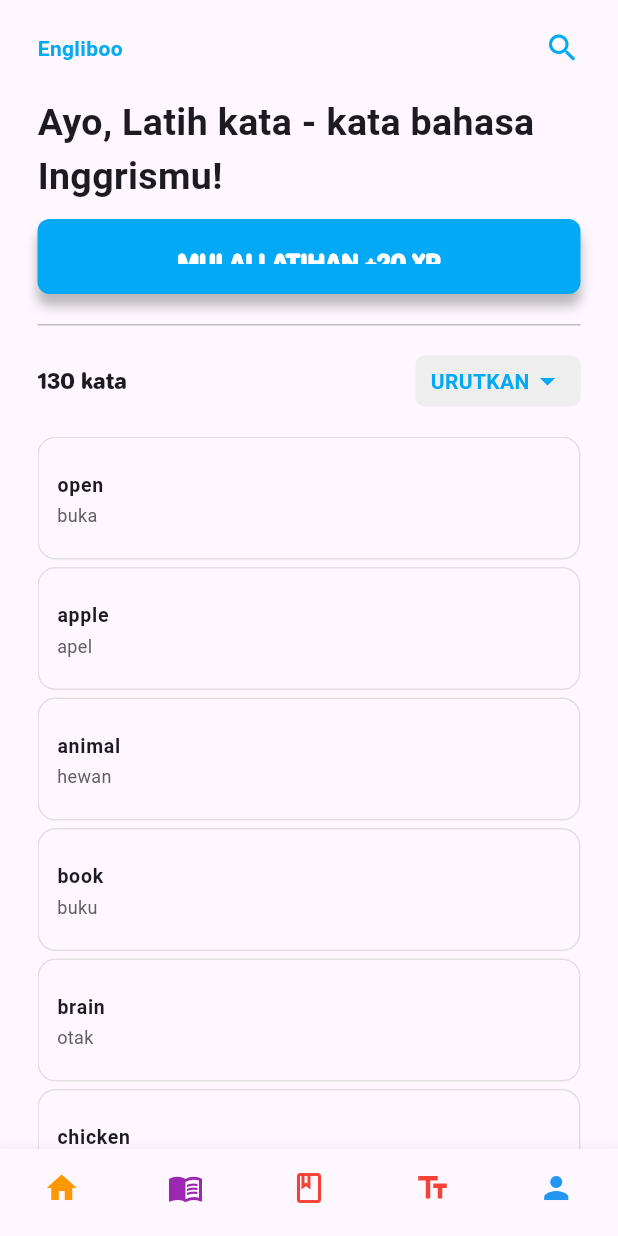
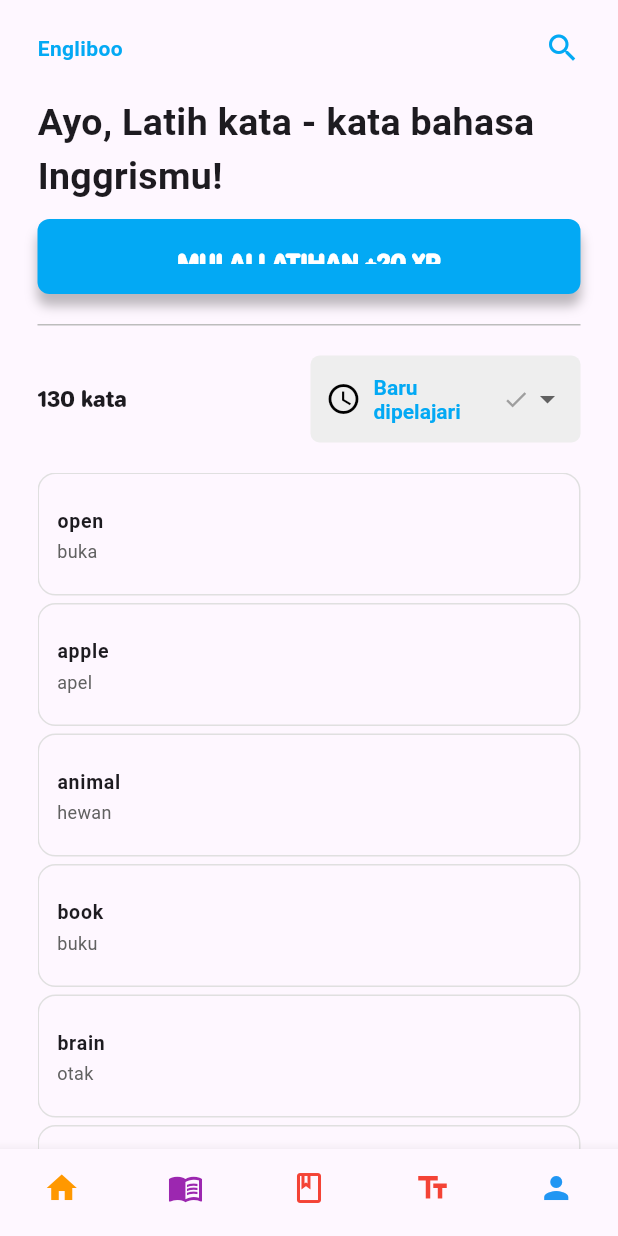
Before and after one commit to LordJmw/MobileFrontEndKel3IF_B_Pagi, a Flutter app: the Golda screen opened directly, on a phone screen of 412 x 824 dp. Run offline on Flutter 3.47's test engine with Material 3 defaults, Android fonts, the light colour scheme and no system bars; our stand-ins replace font_awesome_flutter.

Commit message:
added to branch for backup on merging

```diff
--- a/lib/zbhal.dart
+++ b/lib/zbhal.dart
@@ -140,16 +140,22 @@ class _GoldaState extends State<Golda> {
               mainAxisAlignment: MainAxisAlignment.spaceBetween,
               children: [
                 Text("130 kata", style: TextStyle(fontFamily: "Jellee")),
-                Container(
+                SizedBox(
+                  width: 180,
+                  child: Container(
+                    constraints: BoxConstraints(minWidth: 150),
                     padding: EdgeInsets.symmetric(horizontal: 10, vertical: 5),
                     decoration: BoxDecoration(
                       color: Colors.grey.shade200,
                       borderRadius: BorderRadius.circular(6),
                     ),
-                  child: PopupMenuButton<String>(
-                    onSelected: (value) {
+                    child: DropdownButton<String>(
+                      underline: Container(),
+                      isExpanded: true,
+                      value: selectedOption,
+                      onChanged: (value) {
                         setState(() {
-                        selectedOption = value;
+                          selectedOption = value!;
                           if (value == 'Berdasarkan abjad') {
                             vocabulary.sort(
                               (a, b) => a['en']!.compareTo(b['en']!),
@@ -161,35 +167,28 @@ class _GoldaState extends State<Golda> {
                           }
                         });
                       },
-                    color: Colors.grey.shade100.withOpacity(0.95),
-                    shape: RoundedRectangleBorder(
+                      dropdownColor: Colors.grey.shade100.withOpacity(0.95),
                       borderRadius: BorderRadius.circular(12),
-                    ),
-                    offset: Offset(0, 40),
                       elevation: 6,
-                    child: Row(
-                      children: [
-                        Text(
-                          "URUTKAN",
                       style: TextStyle(
                         color: Colors.lightBlue,
                         fontWeight: FontWeight.bold,
                       ),
-                        ),
-                        Icon(Icons.arrow_drop_down, color: Colors.lightBlue),
-                      ],
-                    ),
-                    itemBuilder: (BuildContext context) {
-                      return options.map((option) {
+                      icon: Icon(Icons.arrow_drop_down),
+
+                      items:
+                          options.map((option) {
                             bool isSelected = option['label'] == selectedOption;
-                        return PopupMenuItem<String>(
+                            return DropdownMenuItem<String>(
                               value: option['label'],
                               child: Container(
                                 decoration:
                                     isSelected
                                         ? BoxDecoration(
                                           color: Colors.grey.shade200,
-                                      borderRadius: BorderRadius.circular(6),
+                                          borderRadius: BorderRadius.circular(
+                                            6,
+                                          ),
                                         )
                                         : null,
                                 padding: EdgeInsets.symmetric(vertical: 4),
@@ -208,8 +207,8 @@ class _GoldaState extends State<Golda> {
                                 ),
                               ),
                             );
-                      }).toList();
-                    },
+                          }).toList(),
+                    ),
                   ),
                 ),
               ],
```
Also changed, not shown: lib/arranging_words.dart (+48 -15 lines), lib/feat/register.dart (+34 -1 lines), lib/homePage.dart (+5 -3 lines), lib/main.dart (+6 -1 lines). Lines whose indentation alone changed are shown as unchanged.
